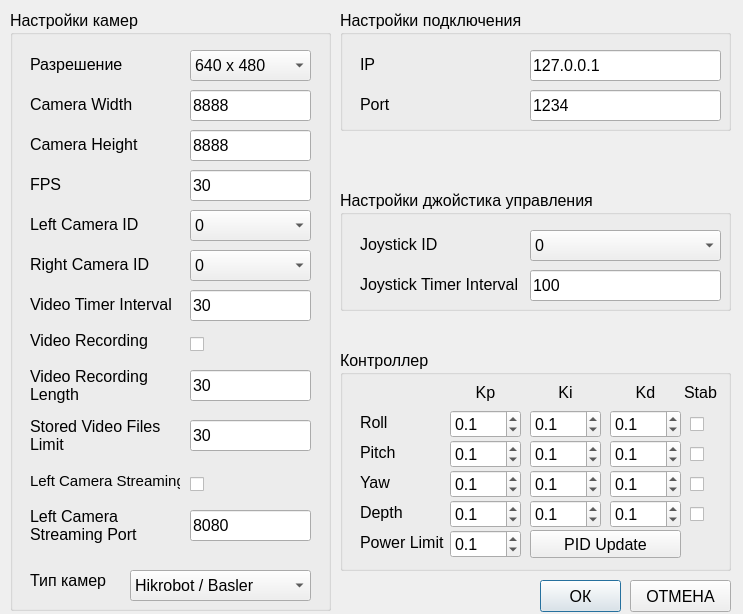
This is SevROVWorkstation/settingswindow.ui in valabsoft/auv-chersonese as Qt 5 draws it before an edit. The edited form follows.
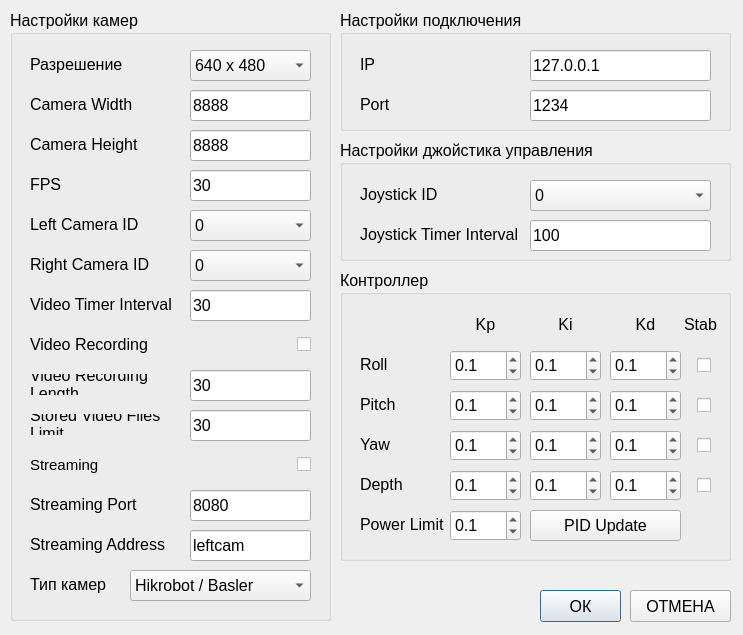
This is the edited form.

Commit message: Minor GUI and logic fix for the streaming feature

Diff of the .ui file:
```diff
--- a/SevROVWorkstation/settingswindow.ui
+++ b/SevROVWorkstation/settingswindow.ui
@@ -7,7 +7,7 @@
     <x>0</x>
     <y>0</y>
     <width>743</width>
-    <height>614</height>
+    <height>635</height>
    </rect>
   </property>
   <property name="windowTitle">
@@ -17,7 +17,7 @@
    <property name="geometry">
     <rect>
      <x>540</x>
-     <y>580</y>
+     <y>590</y>
      <width>81</width>
      <height>32</height>
     </rect>
@@ -35,7 +35,7 @@
    <property name="geometry">
     <rect>
      <x>630</x>
-     <y>580</y>
+     <y>590</y>
      <width>101</width>
      <height>32</height>
     </rect>
@@ -55,7 +55,7 @@
      <x>10</x>
      <y>10</y>
      <width>321</width>
-     <height>601</height>
+     <height>611</height>
     </rect>
    </property>
    <property name="font">
@@ -395,7 +395,7 @@
     <property name="geometry">
      <rect>
       <x>20</x>
-      <y>560</y>
+      <y>564</y>
       <width>101</width>
       <height>21</height>
      </rect>
@@ -436,7 +436,7 @@
     <property name="geometry">
      <rect>
       <x>20</x>
-      <y>320</y>
+      <y>324</y>
       <width>150</width>
       <height>21</height>
      </rect>
@@ -458,10 +458,13 @@
      <rect>
       <x>180</x>
       <y>320</y>
-      <width>21</width>
+      <width>121</width>
       <height>28</height>
      </rect>
     </property>
+    <property name="layoutDirection">
+     <enum>Qt::LayoutDirection::RightToLeft</enum>
+    </property>
     <property name="text">
      <string/>
     </property>
@@ -470,9 +473,9 @@
     <property name="geometry">
      <rect>
       <x>20</x>
-      <y>350</y>
-      <width>151</width>
-      <height>51</height>
+      <y>364</y>
+      <width>150</width>
+      <height>21</height>
      </rect>
     </property>
     <property name="font">
@@ -510,9 +513,9 @@
     <property name="geometry">
      <rect>
       <x>20</x>
-      <y>400</y>
-      <width>151</width>
-      <height>51</height>
+      <y>404</y>
+      <width>150</width>
+      <height>21</height>
      </rect>
     </property>
     <property name="font">
@@ -534,7 +537,7 @@
     <property name="geometry">
      <rect>
       <x>180</x>
-      <y>410</y>
+      <y>400</y>
       <width>121</width>
       <height>31</height>
      </rect>
@@ -549,12 +552,15 @@
    <widget class="QCheckBox" name="cbLeftCameraStreaming">
     <property name="geometry">
      <rect>
-      <x>180</x>
-      <y>460</y>
-      <width>21</width>
+      <x>210</x>
+      <y>440</y>
+      <width>91</width>
       <height>28</height>
      </rect>
     </property>
+    <property name="layoutDirection">
+     <enum>Qt::LayoutDirection::RightToLeft</enum>
+    </property>
     <property name="text">
      <string/>
     </property>
@@ -563,9 +569,9 @@
     <property name="geometry">
      <rect>
       <x>20</x>
-      <y>490</y>
-      <width>151</width>
-      <height>51</height>
+      <y>484</y>
+      <width>141</width>
+      <height>21</height>
      </rect>
     </property>
     <property name="font">
@@ -574,7 +580,7 @@
      </font>
     </property>
     <property name="text">
-     <string>Left Camera Streaming Port</string>
+     <string>Streaming Port</string>
     </property>
     <property name="alignment">
      <set>Qt::AlignmentFlag::AlignLeading|Qt::AlignmentFlag::AlignLeft|Qt::AlignmentFlag::AlignVCenter</set>
@@ -587,8 +593,8 @@
     <property name="geometry">
      <rect>
       <x>20</x>
-      <y>460</y>
-      <width>150</width>
+      <y>444</y>
+      <width>161</width>
       <height>21</height>
      </rect>
     </property>
@@ -598,7 +604,7 @@
      </font>
     </property>
     <property name="text">
-     <string>Left Camera Streaming</string>
+     <string>Streaming</string>
     </property>
     <property name="alignment">
      <set>Qt::AlignmentFlag::AlignLeading|Qt::AlignmentFlag::AlignLeft|Qt::AlignmentFlag::AlignVCenter</set>
@@ -608,7 +614,7 @@
     <property name="geometry">
      <rect>
       <x>180</x>
-      <y>500</y>
+      <y>480</y>
       <width>121</width>
       <height>31</height>
      </rect>
@@ -620,12 +626,52 @@
      <set>Qt::AlignmentFlag::AlignLeading|Qt::AlignmentFlag::AlignLeft|Qt::AlignmentFlag::AlignVCenter</set>
     </property>
    </widget>
+   <widget class="QLineEdit" name="leLeftCameraStreamingAddress">
+    <property name="geometry">
+     <rect>
+      <x>180</x>
+      <y>520</y>
+      <width>121</width>
+      <height>31</height>
+     </rect>
+    </property>
+    <property name="text">
+     <string>leftcam</string>
+    </property>
+    <property name="alignment">
+     <set>Qt::AlignmentFlag::AlignLeading|Qt::AlignmentFlag::AlignLeft|Qt::AlignmentFlag::AlignVCenter</set>
+    </property>
+   </widget>
+   <widget class="QLabel" name="lbLeftCameraStreamingAddress">
+    <property name="geometry">
+     <rect>
+      <x>20</x>
+      <y>524</y>
+      <width>141</width>
+      <height>21</height>
+     </rect>
+    </property>
+    <property name="font">
+     <font>
+      <pointsize>12</pointsize>
+     </font>
+    </property>
+    <property name="text">
+     <string>Streaming Address</string>
+    </property>
+    <property name="alignment">
+     <set>Qt::AlignmentFlag::AlignLeading|Qt::AlignmentFlag::AlignLeft|Qt::AlignmentFlag::AlignVCenter</set>
+    </property>
+    <property name="wordWrap">
+     <bool>true</bool>
+    </property>
+   </widget>
   </widget>
   <widget class="QGroupBox" name="gbCameraSettings_2">
    <property name="geometry">
     <rect>
      <x>340</x>
-     <y>190</y>
+     <y>140</y>
      <width>391</width>
      <height>121</height>
     </rect>
@@ -643,7 +689,7 @@
      <rect>
       <x>190</x>
       <y>80</y>
-      <width>191</width>
+      <width>181</width>
       <height>31</height>
      </rect>
     </property>
@@ -656,7 +702,7 @@
      <rect>
       <x>190</x>
       <y>40</y>
-      <width>191</width>
+      <width>181</width>
       <height>31</height>
      </rect>
     </property>
@@ -720,9 +766,9 @@
    <property name="geometry">
     <rect>
      <x>340</x>
-     <y>350</y>
+     <y>270</y>
      <width>391</width>
-     <height>221</height>
+     <height>291</height>
     </rect>
    </property>
    <property name="font">
@@ -737,9 +783,9 @@
     <property name="geometry">
      <rect>
       <x>20</x>
-      <y>180</y>
+      <y>244</y>
       <width>91</width>
-      <height>24</height>
+      <height>21</height>
      </rect>
     </property>
     <property name="font">
@@ -755,9 +801,9 @@
     <property name="geometry">
      <rect>
       <x>20</x>
-      <y>60</y>
+      <y>84</y>
       <width>71</width>
-      <height>24</height>
+      <height>21</height>
      </rect>
     </property>
     <property name="font">
@@ -773,9 +819,9 @@
     <property name="geometry">
      <rect>
       <x>20</x>
-      <y>90</y>
+      <y>124</y>
       <width>71</width>
-      <height>24</height>
+      <height>21</height>
      </rect>
     </property>
     <property name="font">
@@ -791,9 +837,9 @@
     <property name="geometry">
      <rect>
       <x>20</x>
-      <y>120</y>
+      <y>164</y>
       <width>71</width>
-      <height>24</height>
+      <height>21</height>
      </rect>
     </property>
     <property name="font">
@@ -809,9 +855,9 @@
     <property name="geometry">
      <rect>
       <x>110</x>
-      <y>180</y>
+      <y>240</y>
       <width>71</width>
-      <height>28</height>
+      <height>31</height>
      </rect>
     </property>
     <property name="decimals">
@@ -831,9 +877,9 @@
     <property name="geometry">
      <rect>
       <x>110</x>
-      <y>30</y>
+      <y>44</y>
       <width>71</width>
-      <height>24</height>
+      <height>21</height>
      </rect>
     </property>
     <property name="font">
@@ -852,9 +898,9 @@
     <property name="geometry">
      <rect>
       <x>190</x>
-      <y>30</y>
+      <y>44</y>
       <width>71</width>
-      <height>24</height>
+      <height>21</height>
      </rect>
     </property>
     <property name="font">
@@ -873,9 +919,9 @@
     <property name="geometry">
      <rect>
       <x>270</x>
-      <y>30</y>
+      <y>44</y>
       <width>71</width>
-      <height>24</height>
+      <height>21</height>
      </rect>
     </property>
     <property name="font">
@@ -894,9 +940,9 @@
     <property name="geometry">
      <rect>
       <x>110</x>
-      <y>60</y>
+      <y>80</y>
       <width>71</width>
-      <height>28</height>
+      <height>31</height>
      </rect>
     </property>
     <property name="decimals">
@@ -916,9 +962,9 @@
     <property name="geometry">
      <rect>
       <x>110</x>
-      <y>90</y>
+      <y>120</y>
       <width>71</width>
-      <height>28</height>
+      <height>31</height>
      </rect>
     </property>
     <property name="decimals">
@@ -938,9 +984,9 @@
     <property name="geometry">
      <rect>
       <x>110</x>
-      <y>120</y>
+      <y>160</y>
       <width>71</width>
-      <height>28</height>
+      <height>31</height>
      </rect>
     </property>
     <property name="decimals">
@@ -960,9 +1006,9 @@
     <property name="geometry">
      <rect>
       <x>190</x>
-      <y>60</y>
+      <y>80</y>
       <width>71</width>
-      <height>28</height>
+      <height>31</height>
      </rect>
     </property>
     <property name="decimals">
@@ -982,9 +1028,9 @@
     <property name="geometry">
      <rect>
       <x>190</x>
-      <y>90</y>
+      <y>120</y>
       <width>71</width>
-      <height>28</height>
+      <height>31</height>
      </rect>
     </property>
     <property name="decimals">
@@ -1004,9 +1050,9 @@
     <property name="geometry">
      <rect>
       <x>190</x>
-      <y>120</y>
+      <y>160</y>
       <width>71</width>
-      <height>28</height>
+      <height>31</height>
      </rect>
     </property>
     <property name="decimals">
@@ -1026,9 +1072,9 @@
     <property name="geometry">
      <rect>
       <x>270</x>
-      <y>60</y>
+      <y>80</y>
       <width>71</width>
-      <height>28</height>
+      <height>31</height>
      </rect>
     </property>
     <property name="decimals">
@@ -1048,9 +1094,9 @@
     <property name="geometry">
      <rect>
       <x>270</x>
-      <y>90</y>
+      <y>120</y>
       <width>71</width>
-      <height>28</height>
+      <height>31</height>
      </rect>
     </property>
     <property name="decimals">
@@ -1070,9 +1116,9 @@
     <property name="geometry">
      <rect>
       <x>270</x>
-      <y>120</y>
+      <y>160</y>
       <width>71</width>
-      <height>28</height>
+      <height>31</height>
      </rect>
     </property>
     <property name="decimals">
@@ -1092,11 +1138,14 @@
     <property name="geometry">
      <rect>
       <x>350</x>
-      <y>60</y>
+      <y>80</y>
       <width>21</width>
-      <height>28</height>
+      <height>31</height>
      </rect>
     </property>
+    <property name="layoutDirection">
+     <enum>Qt::LayoutDirection::RightToLeft</enum>
+    </property>
     <property name="text">
      <string/>
     </property>
@@ -1105,9 +1154,9 @@
     <property name="geometry">
      <rect>
       <x>110</x>
-      <y>150</y>
+      <y>200</y>
       <width>71</width>
-      <height>28</height>
+      <height>31</height>
      </rect>
     </property>
     <property name="decimals">
@@ -1127,9 +1176,9 @@
     <property name="geometry">
      <rect>
       <x>20</x>
-      <y>150</y>
+      <y>204</y>
       <width>71</width>
-      <height>24</height>
+      <height>21</height>
      </rect>
     </property>
     <property name="font">
@@ -1145,9 +1194,9 @@
     <property name="geometry">
      <rect>
       <x>190</x>
-      <y>150</y>
+      <y>200</y>
       <width>71</width>
-      <height>28</height>
+      <height>31</height>
      </rect>
     </property>
     <property name="decimals">
@@ -1167,9 +1216,9 @@
     <property name="geometry">
      <rect>
       <x>270</x>
-      <y>150</y>
+      <y>200</y>
       <width>71</width>
-      <height>28</height>
+      <height>31</height>
      </rect>
     </property>
     <property name="decimals">
@@ -1189,11 +1238,14 @@
     <property name="geometry">
      <rect>
       <x>350</x>
-      <y>90</y>
+      <y>120</y>
       <width>21</width>
-      <height>28</height>
+      <height>31</height>
      </rect>
     </property>
+    <property name="layoutDirection">
+     <enum>Qt::LayoutDirection::RightToLeft</enum>
+    </property>
     <property name="text">
      <string/>
     </property>
@@ -1202,11 +1254,14 @@
     <property name="geometry">
      <rect>
       <x>350</x>
-      <y>120</y>
+      <y>160</y>
       <width>21</width>
-      <height>28</height>
+      <height>31</height>
      </rect>
     </property>
+    <property name="layoutDirection">
+     <enum>Qt::LayoutDirection::RightToLeft</enum>
+    </property>
     <property name="text">
      <string/>
     </property>
@@ -1215,11 +1270,14 @@
     <property name="geometry">
      <rect>
       <x>350</x>
-      <y>150</y>
+      <y>200</y>
       <width>21</width>
-      <height>28</height>
+      <height>31</height>
      </rect>
     </property>
+    <property name="layoutDirection">
+     <enum>Qt::LayoutDirection::RightToLeft</enum>
+    </property>
     <property name="text">
      <string/>
     </property>
@@ -1228,9 +1286,9 @@
     <property name="geometry">
      <rect>
       <x>340</x>
-      <y>30</y>
+      <y>44</y>
       <width>41</width>
-      <height>24</height>
+      <height>21</height>
      </rect>
     </property>
     <property name="font">
@@ -1249,9 +1307,9 @@
     <property name="geometry">
      <rect>
       <x>190</x>
-      <y>180</y>
+      <y>240</y>
       <width>151</width>
-      <height>28</height>
+      <height>31</height>
      </rect>
     </property>
     <property name="text">
@@ -1320,7 +1378,7 @@
      <rect>
       <x>190</x>
       <y>40</y>
-      <width>191</width>
+      <width>181</width>
       <height>31</height>
      </rect>
     </property>
@@ -1338,7 +1396,7 @@
      <rect>
       <x>190</x>
       <y>80</y>
-      <width>191</width>
+      <width>181</width>
       <height>31</height>
      </rect>
     </property>
```
The commit also changes 1 other file.
